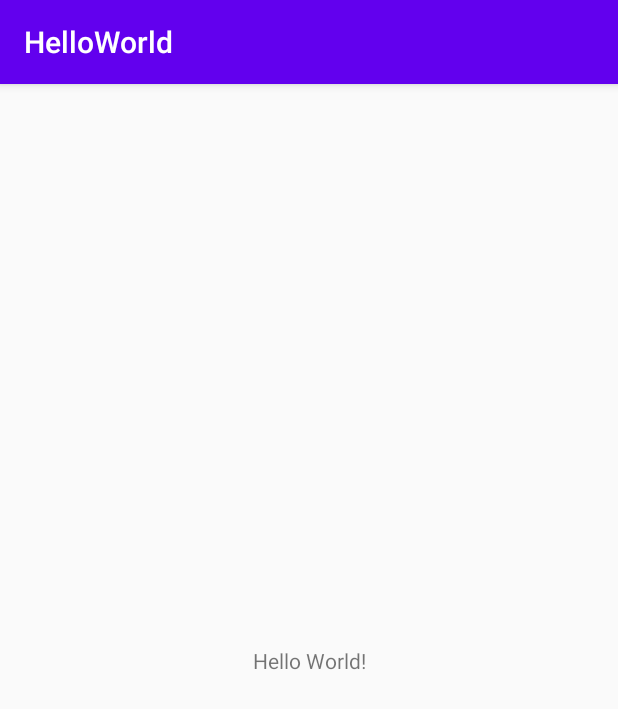
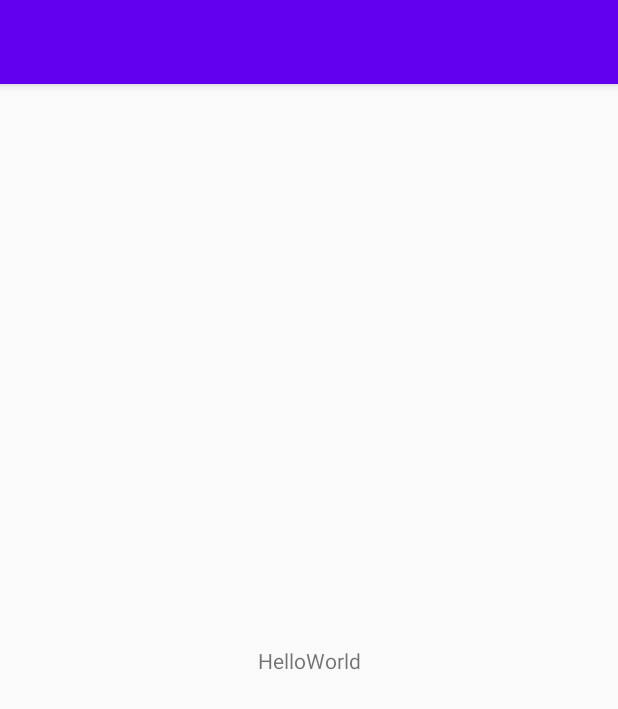
Before and after one commit to Summerdise/Android_01_Hello, an Android app: the screen it shows after launch (MainActivity), on a phone screen of 412 x 824 dp. Shown: the top 709 px of the screen. Run offline under Robolectric (Android 15) with nearby library versions, the phone set to English and light mode, and no system bars.

Commit message:
achieve helloworld strings localization

```diff
--- a/app/src/main/java/com/example/helloworld/MainActivity.java
+++ b/app/src/main/java/com/example/helloworld/MainActivity.java
@@ -3,6 +3,7 @@ package com.example.helloworld;
 import androidx.appcompat.app.AppCompatActivity;
 
 import android.os.Bundle;
+import android.view.Menu;
 
 public class MainActivity extends AppCompatActivity {
 
@@ -11,4 +12,5 @@ public class MainActivity extends AppCompatActivity {
         super.onCreate(savedInstanceState);
         setContentView(R.layout.activity_main);
     }
+
 }
--- a/app/src/main/res/layout/activity_main.xml
+++ b/app/src/main/res/layout/activity_main.xml
@@ -6,13 +6,18 @@
     android:layout_height="match_parent"
     tools:context=".MainActivity">
 
+
     <TextView
         android:layout_width="wrap_content"
         android:layout_height="wrap_content"
-        android:text="Hello World!"
+        android:text="@string/hello_world"
         app:layout_constraintBottom_toBottomOf="parent"
         app:layout_constraintLeft_toLeftOf="parent"
         app:layout_constraintRight_toRightOf="parent"
         app:layout_constraintTop_toTopOf="parent" />
 
+
+
+
+
 </androidx.constraintlayout.widget.ConstraintLayout>
--- a/app/src/main/res/values/strings.xml
+++ b/app/src/main/res/values/strings.xml
@@ -1,3 +1,3 @@
 <resources>
-    <string name="app_name">HelloWorld</string>
+    <string name="hello_world">HelloWorld</string>
 </resources>
```
Also changed, not shown: 1 other file.
